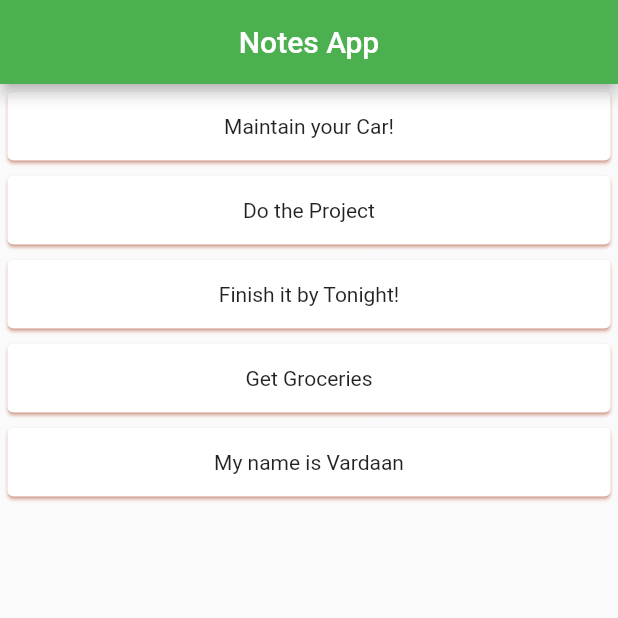
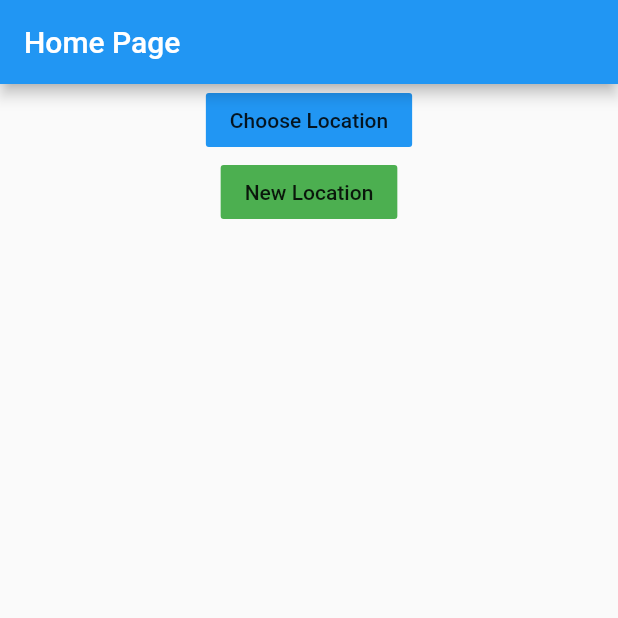
Before and after one commit to gokuldh/flutter_18_march, a Flutter app: the screen it shows after launch, on a phone screen of 412 x 824 dp, the top half of it. Run offline on Flutter 3.47's test engine with Material 2 defaults, Android fonts, the phone set to English and light mode, and no system bars.

Commit message:
Day 4 Part 3
Navigation between Pages

```diff
--- a/lib/main.dart
+++ b/lib/main.dart
@@ -1,56 +1,15 @@
 import 'package:flutter/material.dart';
-import 'strings.dart';
+import 'package:flutter_18_march/pages/choose_location.dart';
+import 'package:flutter_18_march/pages/new_lcoation.dart';
+import 'package:flutter_18_march/pages/home.dart';
 
 void main(){
-  runApp(FlutterBootcamp());
+  runApp(MaterialApp(
+    initialRoute: '/home',
+    routes: {
+      '/home': (context) => Home(),
+      '/location': (context) => ChooseLocation(),
+      '/newlocation': (context) => NewLocation(),
+    },
+  ));
 }
-
-class FlutterBootcamp extends StatefulWidget{
-  @override
-  _FlutterBootcamp createState() => _FlutterBootcamp();
-
-}
-
-class _FlutterBootcamp extends State<FlutterBootcamp>{
-
-  List<String> notes = [
-    "Maintain your Car!",
-    "Do the Project",
-    "Finish it by Tonight!",
-    "Get Groceries",
-    "My name is Vardaan"
-  ];
-
-  Widget cardTemplate(singlenote){
-    return Card(
-      shadowColor: Colors.deepOrange,
-      margin: EdgeInsets.all(5),
-      child: Padding(
-        padding: EdgeInsets.all(15),
-        child: Column(
-          children: [
-            Text(singlenote),
-          ],
-        ),
-      ),
-    );
-  }
-
-  @override
-  Widget build(BuildContext context) {
-   return MaterialApp(
-     home: Scaffold(
-       appBar: AppBar(
-         title: Text("Notes App"),
-         centerTitle: true,
-         backgroundColor: Colors.green,
-       ),
-       body: Column(
-         crossAxisAlignment: CrossAxisAlignment.stretch,
-         children: notes.map((singlenote) => cardTemplate(singlenote)).toList(),
-       ),
-     ),
-   );
-  }
-
-}
--- /dev/null
+++ b/lib/pages/home.dart
@@ -0,0 +1,40 @@
+import 'package:flutter/cupertino.dart';
+import 'package:flutter/material.dart';
+
+class Home extends StatefulWidget{
+  @override
+  _Home createState() => _Home();
+}
+
+class _Home extends State<Home>{
+  @override
+  Widget build(BuildContext context) {
+    return Scaffold(
+      appBar: AppBar(
+        title: Text("Home Page"),
+        backgroundColor: Colors.blue,
+      ),
+      body: Center(
+        child: Column(
+          children: [
+            FlatButton(
+                onPressed: (){
+                  Navigator.pushNamed(context, '/location');
+                },
+                child: Text("Choose Location"),
+                color: Colors.blue,
+            ),
+            FlatButton(
+              onPressed: (){
+                Navigator.pushNamed(context, '/newlocation');
+              },
+              child: Text("New Location"),
+              color: Colors.green,
+            ),
+          ],
+        ),
+      )
+    );
+  }
+
+}
--- a/lib/strings.dart
+++ /dev/null
@@ -1,6 +0,0 @@
-class Strings {
-
-  static const String titletext = "Flutter Class String";
-  static const String bodytext = "Flutter Body String";
-
-}
```
Also changed, not shown: lib/pages/choose_location.dart (added, +25 -0 lines), lib/pages/new_lcoation.dart (added, +25 -0 lines).
